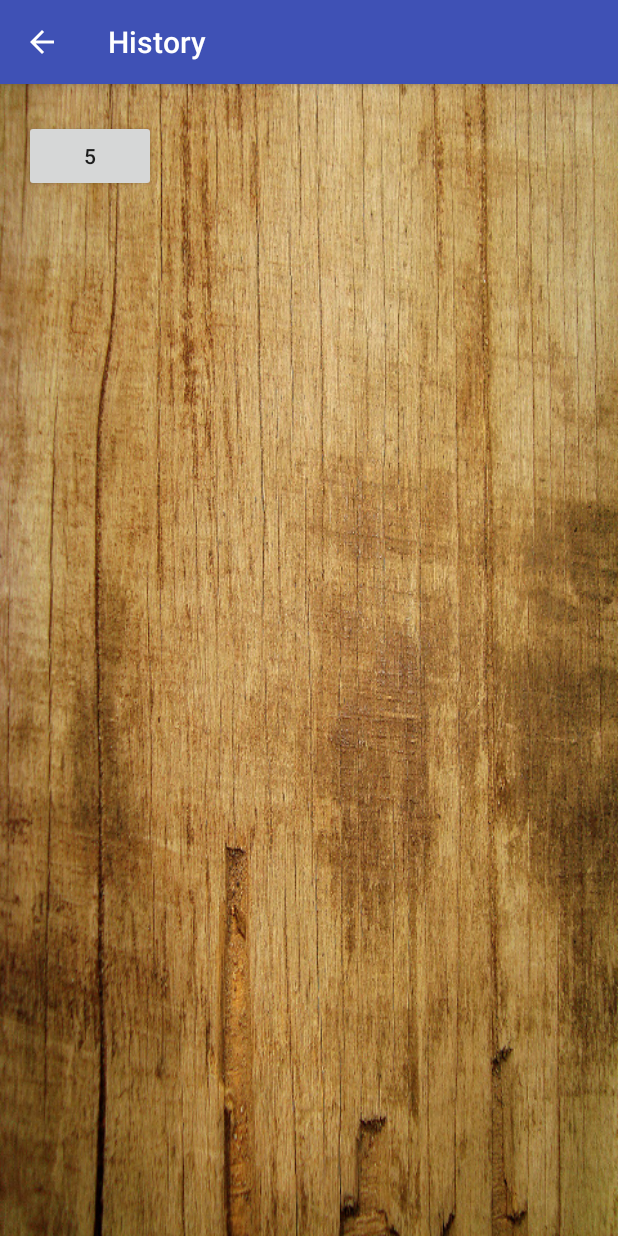
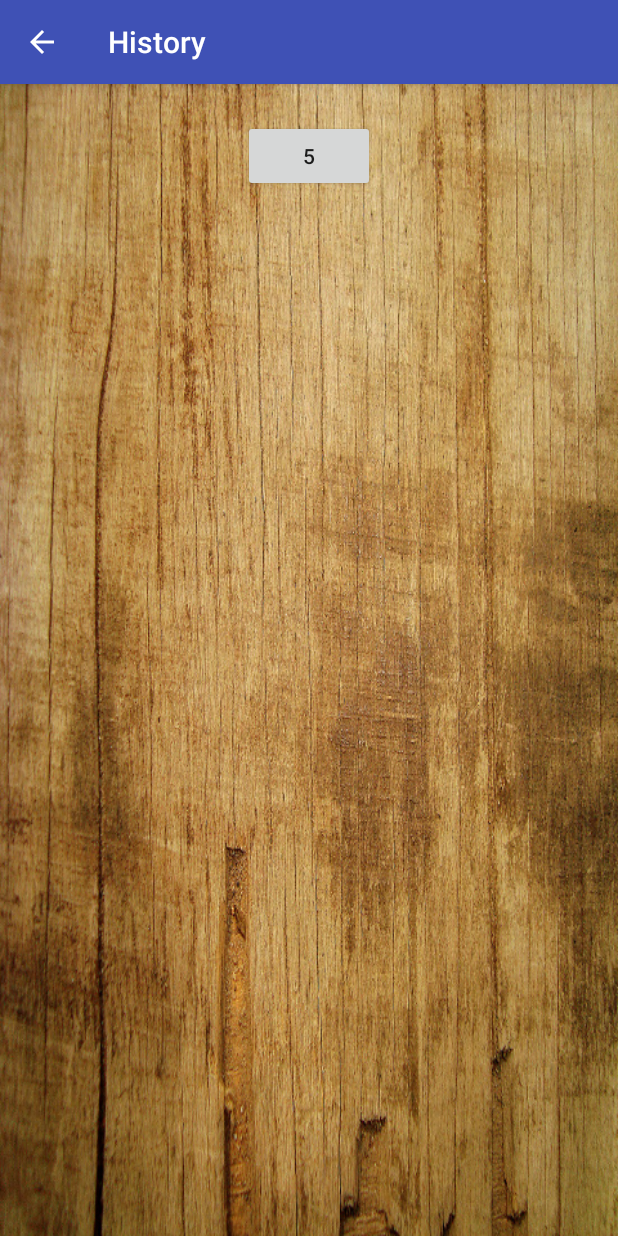
Before and after one commit to Kaiden25/DiceRoller_3D, an Android app: the HistoryActivity screen opened directly, with no data from a screen before it, on a phone screen of 412 x 824 dp. Run offline under Robolectric (Android 15) with nearby library versions, the phone set to English and light mode, and no system bars.

Commit message:
moved history to screen center

```diff
--- a/app/src/main/res/layout/activity_history.xml
+++ b/app/src/main/res/layout/activity_history.xml
@@ -8,8 +8,8 @@
     android:background="@drawable/background">
 
     <ScrollView
-        android:layout_width="match_parent"
-        android:layout_height="match_parent"
+        android:layout_width="wrap_content"
+        android:layout_height="495dp"
         android:layout_marginLeft="8dp"
         app:layout_constraintLeft_toLeftOf="parent"
         app:layout_constraintTop_toTopOf="parent"
@@ -17,7 +17,9 @@
         android:layout_marginRight="8dp"
         android:layout_gravity="center_horizontal"
         android:gravity="center_horizontal"
-        app:layout_constraintRight_toRightOf="parent">
+        app:layout_constraintRight_toRightOf="parent"
+        android:layout_marginStart="8dp"
+        android:layout_marginEnd="8dp">
 
         <LinearLayout
             android:layout_width="match_parent"
```
